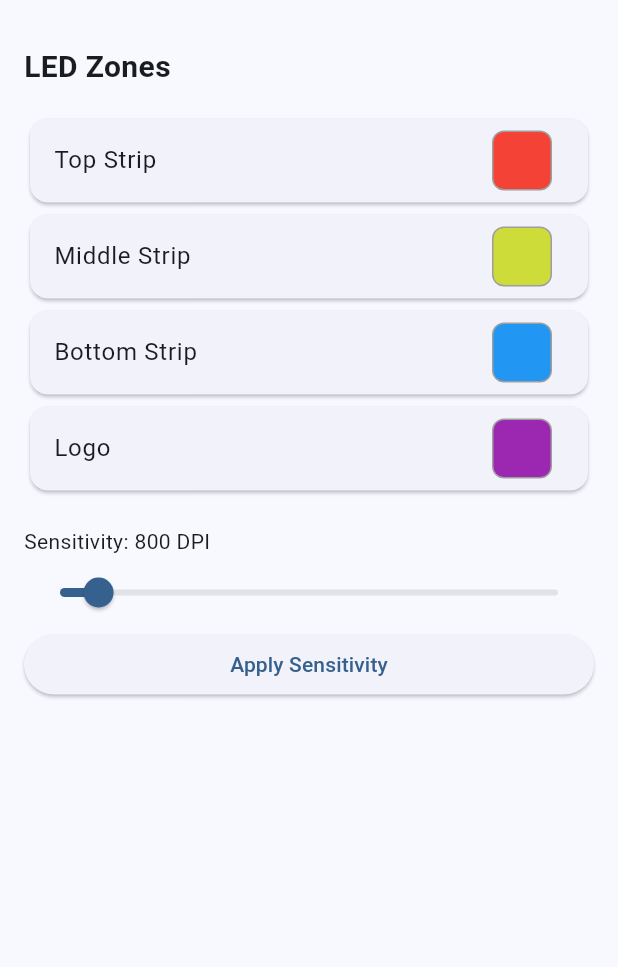
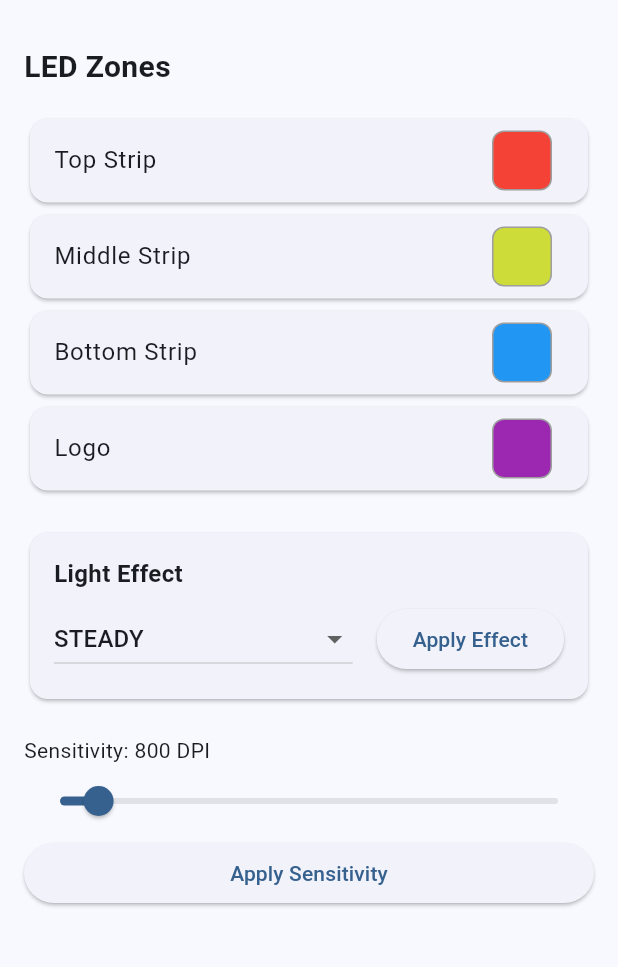
Before and after one commit to polydezcom/RivalTune, a Flutter app: the screen it shows after launch, on a phone screen of 412 x 824 dp, the part 63-1030 px from its top. Run offline on Flutter 3.47's test engine with Material 3 defaults, Android fonts, the light colour scheme and no system bars; our stand-ins replace flutter_colorpicker; missing offline and left inert: process_run.

Commit message:
Added light effect adjustment

```diff
--- a/rivaltune/lib/main.dart
+++ b/rivaltune/lib/main.dart
@@ -32,19 +32,32 @@ class HomePage extends StatefulWidget {
 class _HomePageState extends State<HomePage> {
   final Shell _shell = Shell();
 
-  // Device state (what's actually applied)
+  // Available light effects
+  final List<String> _lightEffects = [
+    'steady',
+    'rainbow-shift',
+    'breath-fast',
+    'breath',
+    'breath-slow',
+    'rainbow-breath',
+    'disco',
+  ];
+
+  // Device state
   int _currentSensitivity = 800;
   Color _currentTopColor = Colors.red;
   Color _currentMiddleColor = Colors.lime;
   Color _currentBottomColor = Colors.blue;
   Color _currentLogoColor = Colors.purple;
+  String _currentEffect = 'steady';
 
-  // UI state (what's shown but not yet applied)
+  // UI state
   int _pendingSensitivity = 800;
   Color _pendingTopColor = Colors.red;
   Color _pendingMiddleColor = Colors.lime;
   Color _pendingBottomColor = Colors.blue;
   Color _pendingLogoColor = Colors.purple;
+  String _pendingEffect = 'steady';
 
   Future<void> _applyZoneColor(int zone, Color color) async {
     final String hexColor = color.value.toRadixString(16).substring(2).padLeft(6, '0');
@@ -138,6 +151,18 @@ class _HomePageState extends State<HomePage> {
     }
   }
 
+  Future<void> _applyEffect() async {
+    final command = 'rivalcfg -e $_pendingEffect';
+    try {
+      await _shell.run(command);
+      setState(() {
+        _currentEffect = _pendingEffect;
+      });
+    } catch (e) {
+      print('Error executing command: $e');
+    }
+  }
+
   @override
   Widget build(BuildContext context) {
     return Scaffold(
@@ -155,6 +180,50 @@ class _HomePageState extends State<HomePage> {
             _buildColorZone(2, 'Middle Strip', _pendingMiddleColor),
             _buildColorZone(3, 'Bottom Strip', _pendingBottomColor),
             _buildColorZone(4, 'Logo', _pendingLogoColor),
+            const SizedBox(height: 20),
+
+            // Light Effect Dropdown
+            Card(
+              child: Padding(
+                padding: const EdgeInsets.all(16.0),
+                child: Column(
+                  crossAxisAlignment: CrossAxisAlignment.start,
+                  children: [
+                    const Text('Light Effect', style: TextStyle(fontSize: 16, fontWeight: FontWeight.bold)),
+                    const SizedBox(height: 8),
+                    Row(
+                      children: [
+                        Expanded(
+                          child: DropdownButton<String>(
+                            value: _pendingEffect,
+                            isExpanded: true,
+                            items: _lightEffects.map((String effect) {
+                              return DropdownMenuItem<String>(
+                                value: effect,
+                                child: Text(effect.replaceAll('-', ' ').toUpperCase()),
+                              );
+                            }).toList(),
+                            onChanged: (String? newValue) {
+                              if (newValue != null) {
+                                setState(() {
+                                  _pendingEffect = newValue;
+                                });
+                              }
+                            },
+                          ),
+                        ),
+                        const SizedBox(width: 16),
+                        ElevatedButton(
+                          onPressed: _applyEffect,
+                          child: const Text('Apply Effect'),
+                        ),
+                      ],
+                    ),
+                  ],
+                ),
+              ),
+            ),
+
             const SizedBox(height: 20),
             Text('Sensitivity: $_pendingSensitivity DPI'),
             Slider(
```
